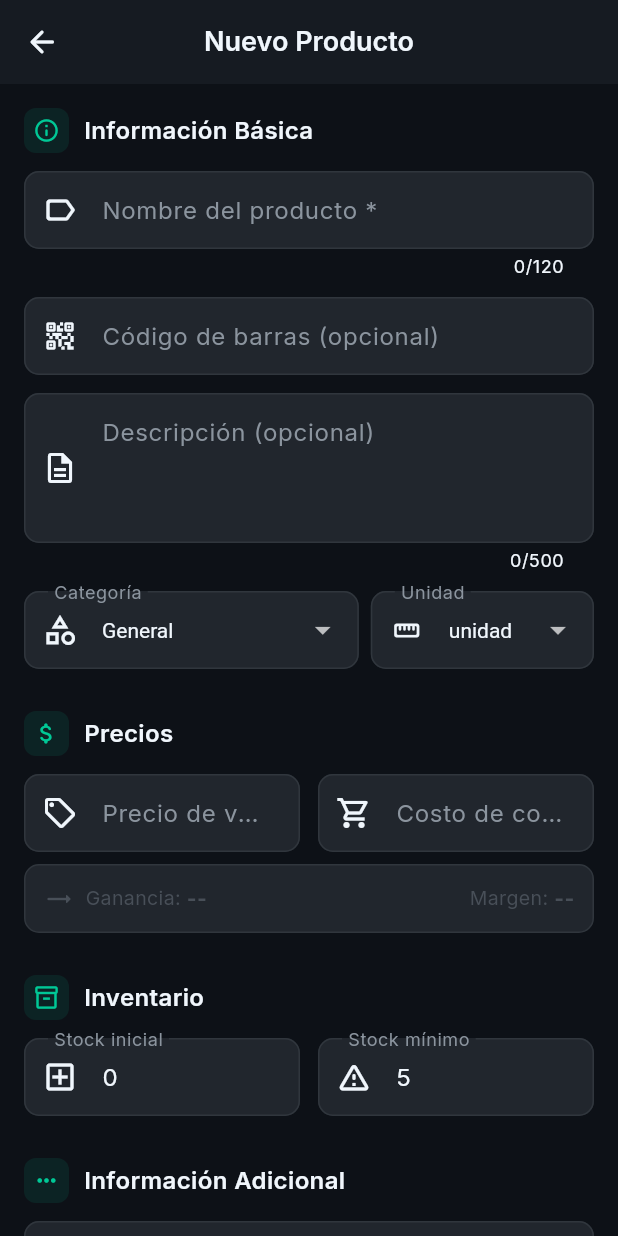
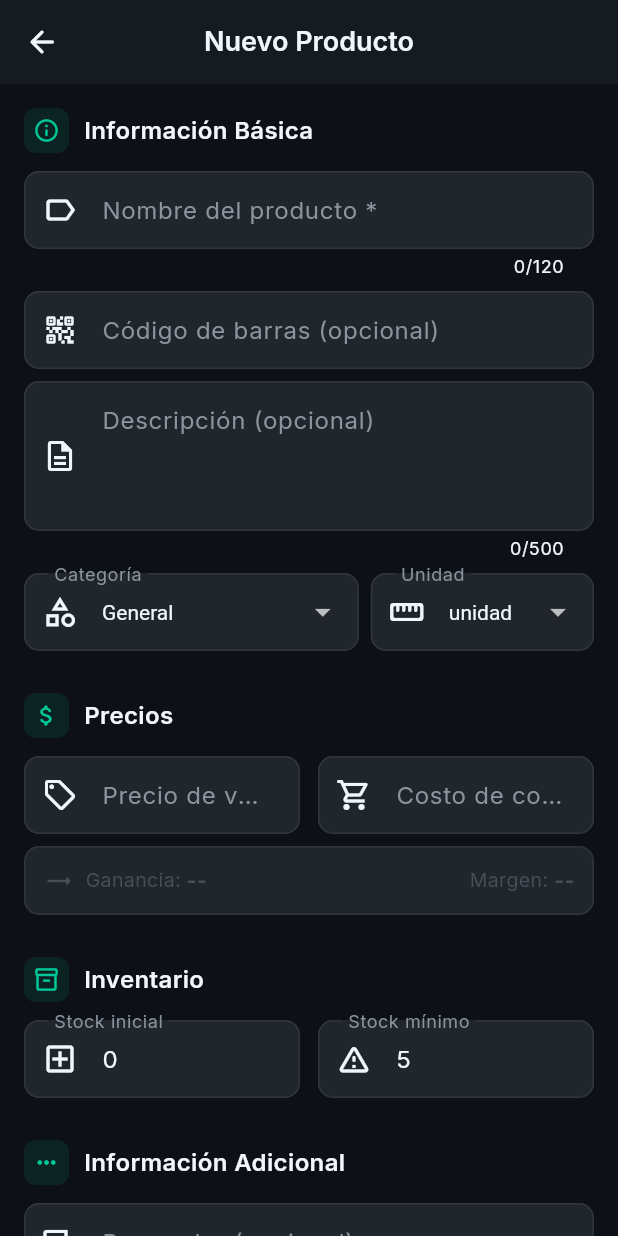
Before and after one commit to johan-850/SIstema_AS, a Flutter app: the ProductFormPage screen opened by its route, on a phone screen of 412 x 824 dp. Run offline on Flutter 3.47's test engine with Material 3 defaults, Android fonts, the phone set to English and light mode, and no system bars; our stand-ins replace csv, equatable, flutter_dotenv, flutter_riverpod, go_router, google_fonts and 2 more; accounts and stored records are empty.

Commit message:
fix(ep3): resolve initialValue vs value in DropdownButtonFormField and ensure isExpanded to prevent overflow

```diff
--- a/lib/features/products/presentation/pages/product_form_page.dart
+++ b/lib/features/products/presentation/pages/product_form_page.dart
@@ -30,7 +30,8 @@ class ProductFormPage extends ConsumerStatefulWidget {
 
 class _ProductFormPageState extends ConsumerState<ProductFormPage> {
   final _formKey = GlobalKey<FormState>();
-  final _currencyFmt = NumberFormat.currency(locale: 'es_CO', symbol: '\$', decimalDigits: 0);
+  final _currencyFmt =
+      NumberFormat.currency(locale: 'es_CO', symbol: '\$', decimalDigits: 0);
 
   // Controladores de texto
   late final TextEditingController _nameCtrl;
@@ -43,6 +44,7 @@ class _ProductFormPageState extends ConsumerState<ProductFormPage> {
   late final TextEditingController _imageUrlCtrl;
   late final TextEditingController _supplierCtrl;
 
+  // Valores de los dropdowns — siempre inicializados a algo válido
   String _selectedCategory = AppConstants.productCategories.first;
   String _selectedUnit = AppConstants.productUnits.first;
   bool _isActive = true;
@@ -72,9 +74,8 @@ class _ProductFormPageState extends ConsumerState<ProductFormPage> {
   Future<void> _loadProduct() async {
     setState(() => _isLoadingProduct = true);
 
-    final result = await ref
-        .read(productRepositoryProvider)
-        .getProductById(widget.productId!);
+    final result =
+        await ref.read(productRepositoryProvider).getProductById(widget.productId!);
 
     if (result.product != null) {
       final p = result.product!;
@@ -88,14 +89,14 @@ class _ProductFormPageState extends ConsumerState<ProductFormPage> {
       _minStockCtrl.text = p.minStock.toString();
       _imageUrlCtrl.text = p.imageUrl ?? '';
       _supplierCtrl.text = p.supplier ?? '';
-      _selectedCategory = p.category;
-      _selectedUnit = p.unit;
+      // Asegurar que el valor del dropdown exista en la lista
+      _selectedCategory = AppConstants.productCategories.contains(p.category)
+          ? p.category
+          : AppConstants.productCategories.first;
+      _selectedUnit = AppConstants.productUnits.contains(p.unit)
+          ? p.unit
+          : AppConstants.productUnits.first;
       _isActive = p.isActive;
-
-      // Si la categoría del producto no está en la lista, agregarla
-      if (!AppConstants.productCategories.contains(p.category)) {
-        // Se maneja en el dropdown como valor custom
-      }
     } else if (result.failure != null) {
       if (mounted) {
         AppSnackbar.error(context, result.failure!.message);
@@ -133,7 +134,6 @@ class _ProductFormPageState extends ConsumerState<ProductFormPage> {
           context,
           _isEditMode ? 'Producto actualizado' : 'Producto creado exitosamente',
         );
-        // Refrescar la lista y volver
         ref.read(productListProvider.notifier).refresh();
         context.go('/admin/products');
       }
@@ -162,14 +162,15 @@ class _ProductFormPageState extends ConsumerState<ProductFormPage> {
         ],
       ),
       body: _isLoadingProduct
-          ? const Center(child: CircularProgressIndicator(color: AppColors.primary))
+          ? const Center(
+              child: CircularProgressIndicator(color: AppColors.primary))
           : Form(
               key: _formKey,
               child: ListView(
-                padding: const EdgeInsets.all(16),
+                padding: const EdgeInsets.fromLTRB(16, 16, 16, 40),
                 children: [
                   // ── Sección: Información Básica ──
-                  _SectionHeader(
+                  const _SectionHeader(
                     icon: Icons.info_outline_rounded,
                     label: 'Información Básica',
                   ),
@@ -180,6 +181,7 @@ class _ProductFormPageState extends ConsumerState<ProductFormPage> {
                     controller: _nameCtrl,
                     style: const TextStyle(color: AppColors.textPrimary),
                     maxLength: AppConstants.maxProductNameLength,
+                    textCapitalization: TextCapitalization.sentences,
                     decoration: const InputDecoration(
                       labelText: 'Nombre del producto *',
                       prefixIcon: Icon(Icons.label_outline_rounded),
@@ -187,18 +189,19 @@ class _ProductFormPageState extends ConsumerState<ProductFormPage> {
                     validator: (v) =>
                         v == null || v.trim().isEmpty ? 'El nombre es obligatorio' : null,
                   ),
-                  const SizedBox(height: 12),
+                  const SizedBox(height: 8),
 
                   // Código de barras
                   TextFormField(
                     controller: _barcodeCtrl,
                     style: const TextStyle(color: AppColors.textPrimary),
+                    keyboardType: TextInputType.number,
                     decoration: const InputDecoration(
                       labelText: 'Código de barras (opcional)',
                       prefixIcon: Icon(Icons.qr_code_2_rounded),
                     ),
                   ),
-                  const SizedBox(height: 12),
+                  const SizedBox(height: 8),
 
                   // Descripción
                   TextFormField(
@@ -206,33 +209,41 @@ class _ProductFormPageState extends ConsumerState<ProductFormPage> {
                     style: const TextStyle(color: AppColors.textPrimary),
                     maxLength: AppConstants.maxDescriptionLength,
                     maxLines: 3,
+                    textCapitalization: TextCapitalization.sentences,
                     decoration: const InputDecoration(
                       labelText: 'Descripción (opcional)',
                       prefixIcon: Icon(Icons.description_outlined),
                       alignLabelWithHint: true,
                     ),
                   ),
-                  const SizedBox(height: 12),
+                  const SizedBox(height: 8),
 
-                  // Categoría y Unidad (row)
+                  // ── Categoría y Unidad (row) ──
+                  // Usamos value: en lugar de initialValue: (que no existe en Dropdown)
                   Row(
+                    crossAxisAlignment: CrossAxisAlignment.start,
                     children: [
                       Expanded(
                         flex: 3,
                         child: DropdownButtonFormField<String>(
-                          initialValue: AppConstants.productCategories.contains(_selectedCategory)
-                              ? _selectedCategory
-                              : null,
+                          initialValue: _selectedCategory,
                           dropdownColor: AppColors.surfaceElevated,
-                          style: const TextStyle(color: AppColors.textPrimary),
+                          isExpanded: true,
+                          style: const TextStyle(
+                              color: AppColors.textPrimary, fontSize: 14),
                           decoration: const InputDecoration(
                             labelText: 'Categoría',
                             prefixIcon: Icon(Icons.category_outlined),
                           ),
                           items: AppConstants.productCategories
-                              .map((c) => DropdownMenuItem(value: c, child: Text(c, overflow: TextOverflow.ellipsis)))
+                              .map((c) => DropdownMenuItem(
+                                    value: c,
+                                    child: Text(c,
+                                        overflow: TextOverflow.ellipsis),
+                                  ))
                               .toList(),
-                          onChanged: (v) => setState(() => _selectedCategory = v ?? 'General'),
+                          onChanged: (v) =>
+                              setState(() => _selectedCategory = v ?? AppConstants.productCategories.first),
                         ),
                       ),
                       const SizedBox(width: 8),
@@ -241,17 +252,22 @@ class _ProductFormPageState extends ConsumerState<ProductFormPage> {
                         child: DropdownButtonFormField<String>(
                           initialValue: _selectedUnit,
                           dropdownColor: AppColors.surfaceElevated,
-                          style: const TextStyle(color: AppColors.textPrimary),
+                          isExpanded: true,
+                          style: const TextStyle(
+                              color: AppColors.textPrimary, fontSize: 14),
                           decoration: const InputDecoration(
                             labelText: 'Unidad',
                             prefixIcon: Icon(Icons.straighten_rounded),
-                            isDense: true,
                           ),
-                          isExpanded: true,
                           items: AppConstants.productUnits
-                              .map((u) => DropdownMenuItem(value: u, child: Text(u, overflow: TextOverflow.ellipsis)))
+                              .map((u) => DropdownMenuItem(
+                                    value: u,
+                                    child: Text(u,
+                                        overflow: TextOverflow.ellipsis),
+                                  ))
                               .toList(),
-                          onChanged: (v) => setState(() => _selectedUnit = v ?? 'unidad'),
+                          onChanged: (v) =>
+                              setState(() => _selectedUnit = v ?? AppConstants.productUnits.first),
                         ),
                       ),
                     ],
@@ -260,13 +276,14 @@ class _ProductFormPageState extends ConsumerState<ProductFormPage> {
                   const SizedBox(height: 28),
 
                   // ── Sección: Precios ──
-                  _SectionHeader(
+                  const _SectionHeader(
                     icon: Icons.attach_money_rounded,
                     label: 'Precios',
                   ),
                   const SizedBox(height: 12),
 
                   Row(
+                    crossAxisAlignment: CrossAxisAlignment.start,
                     children: [
                       Expanded(
                         child: TextFormField(
@@ -274,6 +291,7 @@ class _ProductFormPageState extends ConsumerState<ProductFormPage> {
                           style: const TextStyle(color: AppColors.textPrimary),
                           keyboardType: TextInputType.number,
                           inputFormatters: [FilteringTextInputFormatter.digitsOnly],
+                          onChanged: (_) => setState(() {}),
                           decoration: const InputDecoration(
                             labelText: 'Precio de venta *',
                             prefixIcon: Icon(Icons.sell_outlined),
@@ -294,6 +312,7 @@ class _ProductFormPageState extends ConsumerState<ProductFormPage> {
                           style: const TextStyle(color: AppColors.textPrimary),
                           keyboardType: TextInputType.number,
                           inputFormatters: [FilteringTextInputFormatter.digitsOnly],
+                          onChanged: (_) => setState(() {}),
                           decoration: const InputDecoration(
                             labelText: 'Costo de compra *',
                             prefixIcon: Icon(Icons.shopping_cart_outlined),
@@ -321,13 +340,14 @@ class _ProductFormPageState extends ConsumerState<ProductFormPage> {
                   const SizedBox(height: 28),
 
                   // ── Sección: Inventario ──
-                  _SectionHeader(
+                  const _SectionHeader(
                     icon: Icons.inventory_2_outlined,
                     label: 'Inventario',
                   ),
                   const SizedBox(height: 12),
 
                   Row(
+                    crossAxisAlignment: CrossAxisAlignment.start,
                     children: [
                       Expanded(
                         child: TextFormField(
@@ -372,7 +392,7 @@ class _ProductFormPageState extends ConsumerState<ProductFormPage> {
                   const SizedBox(height: 28),
 
                   // ── Sección: Información Adicional ──
-                  _SectionHeader(
+                  const _SectionHeader(
                     icon: Icons.more_horiz_rounded,
                     label: 'Información Adicional',
                   ),
@@ -381,6 +401,7 @@ class _ProductFormPageState extends ConsumerState<ProductFormPage> {
                   TextFormField(
                     controller: _supplierCtrl,
                     style: const TextStyle(color: AppColors.textPrimary),
+                    textCapitalization: TextCapitalization.words,
                     decoration: const InputDecoration(
                       labelText: 'Proveedor (opcional)',
                       prefixIcon: Icon(Icons.local_shipping_outlined),
@@ -391,6 +412,7 @@ class _ProductFormPageState extends ConsumerState<ProductFormPage> {
                   TextFormField(
                     controller: _imageUrlCtrl,
                     style: const TextStyle(color: AppColors.textPrimary),
+                    keyboardType: TextInputType.url,
                     decoration: const InputDecoration(
                       labelText: 'URL de imagen (opcional)',
                       prefixIcon: Icon(Icons.image_outlined),
@@ -415,12 +437,13 @@ class _ProductFormPageState extends ConsumerState<ProductFormPage> {
                                 color: Colors.black,
                               ),
                             )
-                          : Icon(_isEditMode ? Icons.save_rounded : Icons.add_rounded),
-                      label: Text(_isEditMode ? 'Guardar Cambios' : 'Crear Producto'),
+                          : Icon(_isEditMode
+                              ? Icons.save_rounded
+                              : Icons.add_rounded),
+                      label: Text(
+                          _isEditMode ? 'Guardar Cambios' : '+ Crear Producto'),
                     ),
                   ),
-
-                  const SizedBox(height: 40),
                 ],
               ),
             ),
@@ -436,7 +459,8 @@ class _ProductFormPageState extends ConsumerState<ProductFormPage> {
 
     // Validación cruzada: costo vs precio
     if (costPrice > price) {
-      AppSnackbar.warning(context, 'El costo no puede ser mayor que el precio de venta.');
+      AppSnackbar.warning(
+          context, 'El costo no puede ser mayor que el precio de venta.');
       return;
     }
 
```
